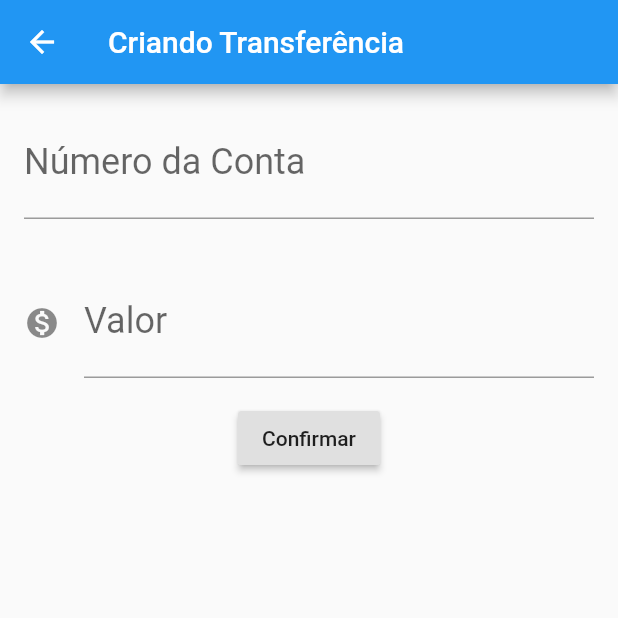
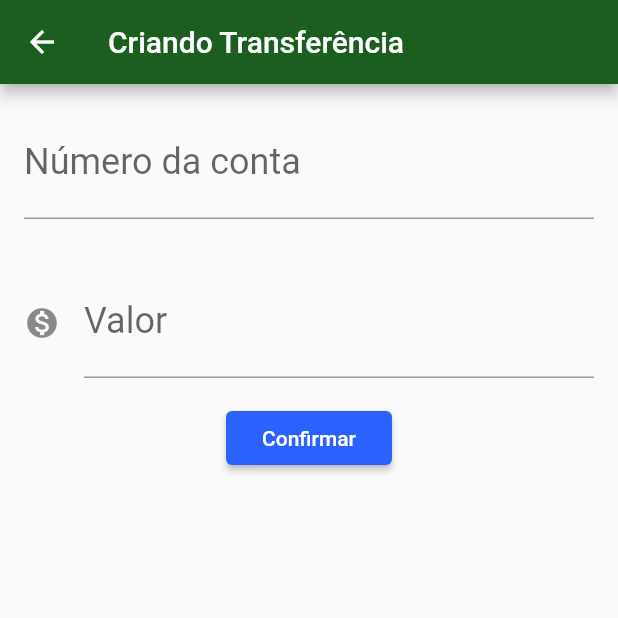
Before and after one commit to skiterandre/bytebank, a Flutter app: the screen it shows after launch, after a tap on the "add" icon, on a phone screen of 412 x 824 dp, the top half of it. Run offline on Flutter 3.47's test engine with Material 2 defaults, Android fonts, the phone set to English and light mode, and no system bars.

Commit message:
projeto final!

```diff
--- /dev/null
+++ b/lib/components/editor.dart
@@ -0,0 +1,31 @@
+
+import 'package:flutter/material.dart';
+
+class Editor extends StatelessWidget {
+
+  final TextEditingController controlador;
+  final String descricao;
+  final String dica;
+  final IconData icone;
+
+  const Editor(this.controlador, this.descricao, this.dica,{this.icone}) ;
+
+  @override
+  Widget build(BuildContext context) {
+    return Padding(
+      padding: const EdgeInsets.all(16.0),
+      child: TextField(
+        controller: controlador,
+        style: TextStyle(
+          fontSize: 24,
+        ),
+        decoration: InputDecoration(
+            icon:  icone != null ?Icon(icone): null,
+            labelText: descricao,
+            hintText: dica
+        ),
+        keyboardType: TextInputType.number,
+      ),
+    );
+  }
+}
--- a/lib/main.dart
+++ b/lib/main.dart
@@ -1,3 +1,4 @@
+import 'package:bytebank/screens/transferencia/lista.dart';
 import 'package:flutter/material.dart';
 
 void main() => runApp(ByteBankApp());
@@ -6,157 +7,15 @@ class ByteBankApp extends StatelessWidget {
   @override
   Widget build(BuildContext context) {
     return MaterialApp(
+      theme: ThemeData(
+         primaryColor: Colors.green[900],
+         accentColor: Colors.blueAccent[700],
+         buttonTheme: ButtonThemeData(
+           buttonColor: Colors.blueAccent[700],
+           textTheme: ButtonTextTheme.primary,
+         ),
+    ),
       home:   ListaTransferencia(),
     );
   }
 }
-
-class FormularioTransferencia extends StatefulWidget {
-
-  final TextEditingController _controladorCampoNumeroConta = TextEditingController();
-  final TextEditingController _controladorCampoValor= TextEditingController();
-
-  @override
-  State<StatefulWidget> createState() {
-    return FormularioTransferenciaState();
-  }
-}
-
-class FormularioTransferenciaState extends State<FormularioTransferencia>{
-  @override
-  Widget build(BuildContext context) {
-    return Scaffold(
-        appBar: AppBar(title: Text("Criando Transferência"),),
-        body: SingleChildScrollView(
-          child: Column(
-            children: <Widget>[
-              Editor(widget._controladorCampoNumeroConta,"Número da Conta", "0000"),
-              Editor(widget._controladorCampoValor,"Valor","0.00",icone:Icons.monetization_on),
-              RaisedButton(
-                onPressed: () =>{
-                  _criarTransferencia(context),
-                },
-                child: Text("Confirmar"),
-              )
-            ],
-          ),
-        )
-    );
-  }
-
-  void _criarTransferencia(BuildContext _context) {
-
-    final int numeroConta = int.tryParse(widget._controladorCampoNumeroConta.text);
-    final double valor = double.tryParse(widget._controladorCampoValor.text);
-
-    if(numeroConta != null && valor != null){
-      final transferenciaCriada = Transferencia(valor, numeroConta);
-      Navigator.pop(_context,transferenciaCriada);
-    }
-  }
-
-}
-
-class Editor extends StatelessWidget {
-
-  final TextEditingController controlador;
-  final String descricao;
-  final String dica;
-  final IconData icone;
-
-  const Editor(this.controlador, this.descricao, this.dica,{this.icone}) ;
-
-  @override
-  Widget build(BuildContext context) {
-    return Padding(
-      padding: const EdgeInsets.all(16.0),
-      child: TextField(
-        controller: controlador,
-        style: TextStyle(
-          fontSize: 24,
-        ),
-        decoration: InputDecoration(
-            icon:  icone != null ?Icon(icone): null,
-            labelText: descricao,
-            hintText: dica
-        ),
-        keyboardType: TextInputType.number,
-      ),
-    );
-  }
-}
-
-
-class ListaTransferencia extends StatefulWidget{
-
-  final List<Transferencia> _transferencias = List();
-
-  @override
-  State<StatefulWidget> createState() {
-    return ListaTransferenciaState();
-  }
-
-}
-
-class ListaTransferenciaState extends State<ListaTransferencia> {
-
-  @override
-  Widget build(BuildContext context) {
-    return Scaffold(
-      appBar: AppBar(title: Text("Transferências")),
-      body: ListView.builder(
-          itemCount: widget._transferencias.length,
-          itemBuilder: (context,indice ){
-            final transferencia = widget._transferencias[indice];
-            return ItemTransferencia(transferencia);
-          }),
-      floatingActionButton: FloatingActionButton(
-          child: Icon(Icons.add) ,
-          onPressed: (){
-            final Future<Transferencia> future = Navigator.push(context, MaterialPageRoute(builder: (context){
-              return FormularioTransferencia();
-            }));
-            future.then((transferenciaCriada) => {
-              debugPrint("transferencia voltou para a lista"),
-              debugPrint(transferenciaCriada.toString()),
-              if(transferenciaCriada != null){
-                setState((){
-                  widget._transferencias.add(transferenciaCriada);
-                })
-              }
-            });
-          }),
-    );
-  }
-}
-
-class ItemTransferencia extends StatelessWidget{
-
-  final Transferencia _transferencia;
-
-  ItemTransferencia(this._transferencia);
-
-  @override
-  Widget build(BuildContext context) {
-    return Card(
-        child: ListTile(
-          leading: Icon(Icons.monetization_on,),
-          title: Text(_transferencia.valor.toString()),
-          subtitle: Text(_transferencia.numeroConta.toString()),
-        )
-    );
-  }
-
-}
-
-class Transferencia{
-  final double valor;
-  final int numeroConta;
-
-  Transferencia(this.valor, this.numeroConta);
-
-  @override
-  String toString() {
-    return "Transferência( conta:$numeroConta valor: $valor)";
-  }
-}
--- /dev/null
+++ b/lib/models/transferencia.dart
@@ -0,0 +1,12 @@
+
+class Transferencia{
+  final double valor;
+  final int numeroConta;
+
+  Transferencia(this.valor, this.numeroConta,);
+
+  @override
+  String toString() {
+    return "Transferência( conta:$numeroConta valor: $valor)";
+  }
+}
--- /dev/null
+++ b/lib/screens/transferencia/formulario.dart
@@ -0,0 +1,60 @@
+
+import 'package:bytebank/components/editor.dart';
+import 'package:bytebank/models/transferencia.dart';
+import 'package:flutter/material.dart';
+
+const _tituloAppBar = "Criando Transferência";
+
+const _dicaCampoValor ="0.00";
+const _rotuloCampoValor = "Valor";
+
+const _dicaCampoNumeroConta = "0000";
+const _rotuloCampoNumeroConta = "Número da conta";
+
+const _botaoConfirmar = "Confirmar";
+
+class FormularioTransferencia extends StatefulWidget {
+
+  final TextEditingController _controladorCampoNumeroConta = TextEditingController();
+  final TextEditingController _controladorCampoValor= TextEditingController();
+
+  @override
+  State<StatefulWidget> createState() {
+    return FormularioTransferenciaState();
+  }
+}
+
+class FormularioTransferenciaState extends State<FormularioTransferencia>{
+  @override
+  Widget build(BuildContext context) {
+    return Scaffold(
+        appBar: AppBar(title: Text(_tituloAppBar),),
+        body: SingleChildScrollView(
+          child: Column(
+            children: <Widget>[
+              Editor(widget._controladorCampoNumeroConta,_rotuloCampoNumeroConta, _dicaCampoNumeroConta),
+              Editor(widget._controladorCampoValor,_rotuloCampoValor,_dicaCampoValor,icone:Icons.monetization_on),
+              RaisedButton(
+                onPressed: () =>{
+                  _criarTransferencia(context),
+                },
+                child: Text(_botaoConfirmar),
+              )
+            ],
+          ),
+        )
+    );
+  }
+
+  void _criarTransferencia(BuildContext _context) {
+
+    final int numeroConta = int.tryParse(widget._controladorCampoNumeroConta.text);
+    final double valor = double.tryParse(widget._controladorCampoValor.text);
+
+    if(numeroConta != null && valor != null){
+      final transferenciaCriada = Transferencia(valor, numeroConta);
+      Navigator.pop(_context,transferenciaCriada);
+    }
+  }
+
+}
--- /dev/null
+++ b/lib/screens/transferencia/lista.dart
@@ -0,0 +1,70 @@
+import 'package:bytebank/models/transferencia.dart';
+import 'package:flutter/material.dart';
+
+import 'formulario.dart';
+
+const _tituloAppBar = "Transferências";
+
+class ListaTransferencia extends StatefulWidget{
+
+  final List<Transferencia> _transferencias = List();
+
+  @override
+  State<StatefulWidget> createState() {
+    return ListaTransferenciaState();
+  }
+
+}
+
+class ListaTransferenciaState extends State<ListaTransferencia> {
+
+  @override
+  Widget build(BuildContext context) {
+    return Scaffold(
+      appBar: AppBar(title: Text(_tituloAppBar)),
+      body: ListView.builder(
+          itemCount: widget._transferencias.length,
+          itemBuilder: (context,indice ){
+            final transferencia = widget._transferencias[indice];
+            return ItemTransferencia(transferencia);
+          }),
+      floatingActionButton: FloatingActionButton(
+          child: Icon(Icons.add) ,
+          onPressed: (){
+            final Future<Transferencia> future = Navigator.push(context, MaterialPageRoute(builder: (context){
+              return FormularioTransferencia();
+            }));
+            future.then((transferenciaCriada) => _atualiza(transferenciaCriada));
+          }),
+    );
+  }
+
+  void _atualiza(Transferencia transferenciaCriada) {
+    if(transferenciaCriada != null){
+              setState((){
+                widget._transferencias.add(transferenciaCriada);
+              });
+     }
+
+  }
+}
+
+
+class ItemTransferencia extends StatelessWidget{
+
+  final Transferencia _transferencia;
+
+  ItemTransferencia(this._transferencia);
+
+  @override
+  Widget build(BuildContext context) {
+    return Card(
+        child: ListTile(
+          leading: Icon(Icons.monetization_on,),
+          title: Text(_transferencia.valor.toString()),
+          subtitle: Text(_transferencia.numeroConta.toString()),
+        )
+    );
+  }
+
+}
```
Also changed, not shown: 1 other file.
